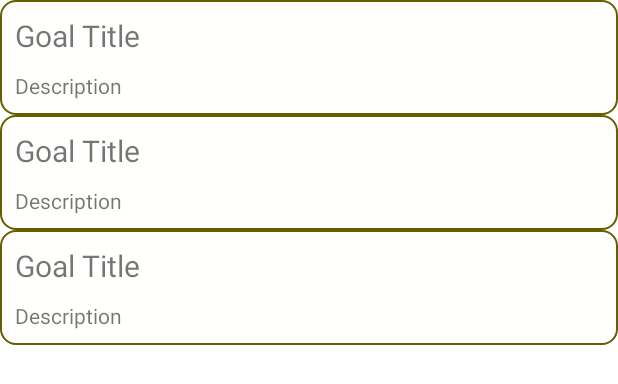
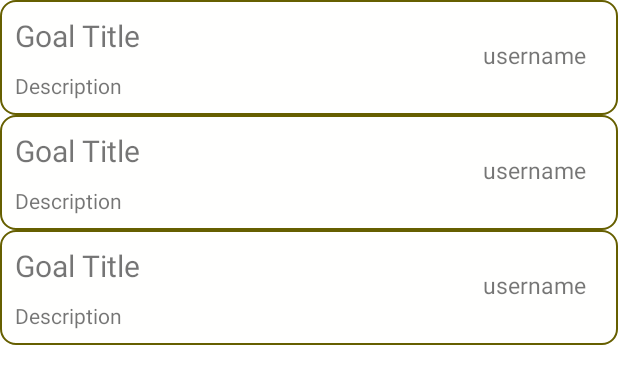
Before and after one commit to bounswe/2021SpringGroup12, an Android app: the layout fragment_home4_marketplace.xml on its own in the app's theme, with its tools: preview values and no code run, on a phone screen of 412 x 824 dp. Shown: the top 384 px of the screen. Run offline under Robolectric (Android 15) with nearby library versions, the phone set to English and light mode, and no system bars; network calls fail.

Commit message:
owners of published goals added

```diff
--- a/application/android/app/src/main/java/com/group12/beabee/models/responses/GoalDetail.java
+++ b/application/android/app/src/main/java/com/group12/beabee/models/responses/GoalDetail.java
@@ -18,4 +18,5 @@ public class GoalDetail implements Serializable {
     public String deadline;
     public List<EntityShort> entities;
     public List<SubgoalShort> subgoals;
+    public String username;
 }
--- a/application/android/app/src/main/java/com/group12/beabee/models/responses/GoalShort.java
+++ b/application/android/app/src/main/java/com/group12/beabee/models/responses/GoalShort.java
@@ -7,4 +7,5 @@ public class GoalShort implements Serializable {
     public String title;
     public String description;
     public String deadLine;
+    public String username;
 }
--- a/application/android/app/src/main/java/com/group12/beabee/views/goals/Home4Fragment.java
+++ b/application/android/app/src/main/java/com/group12/beabee/views/goals/Home4Fragment.java
@@ -29,12 +29,12 @@ public class Home4Fragment extends BaseInnerFragment implements IOnGoalClickedLi
 
     @BindView(R.id.rv_goals)
     RecyclerView rvGoals;
-    private GoalsAdapter goalsAdapter;
+    private GoalsPrototypeAdapter goalsAdapter;
 
     @Override
     public void onViewCreated(@NonNull View view, @Nullable Bundle savedInstanceState) {
         super.onViewCreated(view, savedInstanceState);
-        goalsAdapter = new GoalsAdapter();
+        goalsAdapter = new GoalsPrototypeAdapter();
         rvGoals.setAdapter(goalsAdapter);
         goalsAdapter.setItemClickListener(this);
 
@@ -67,6 +67,7 @@ public class Home4Fragment extends BaseInnerFragment implements IOnGoalClickedLi
             goal.id=goals.get(i).id;
             goal.description=goals.get(i).description;
             goal.title=goals.get(i).title;
+            goal.username=goals.get(i).username;
             newGoals.add(goal);
         }
         return newGoals;
--- a/application/android/app/src/main/res/layout/fragment_home4_marketplace.xml
+++ b/application/android/app/src/main/res/layout/fragment_home4_marketplace.xml
@@ -11,6 +11,6 @@
         android:layout_height="match_parent"
         app:layoutManager="androidx.recyclerview.widget.LinearLayoutManager"
         android:orientation="vertical"
-        tools:listitem="@layout/item_goal_list"/>
+        tools:listitem="@layout/item_goal_list_marketplace"/>
 
 </androidx.constraintlayout.widget.ConstraintLayout>
--- /dev/null
+++ b/application/android/app/src/main/res/layout/item_goal_list_marketplace.xml
@@ -0,0 +1,38 @@
+<?xml version="1.0" encoding="utf-8"?>
+<androidx.constraintlayout.widget.ConstraintLayout xmlns:android="http://schemas.android.com/apk/res/android"
+    android:id="@+id/item_parent"
+    android:layout_width="match_parent"
+    android:layout_height="wrap_content"
+    xmlns:app="http://schemas.android.com/apk/res-auto"
+    android:padding="10dp"
+    android:background="@drawable/bg_rounded_yellow_dark_outline">
+
+    <TextView
+        android:id="@+id/tv_goal_title"
+        android:layout_width="match_parent"
+        android:layout_height="wrap_content"
+        android:text="Goal Title"
+        android:textSize="20sp"
+        app:layout_constraintVertical_chainStyle="packed"
+        app:layout_constraintTop_toTopOf="parent"
+        app:layout_constraintBottom_toTopOf="@id/tv_description"/>
+    <TextView
+        android:id="@+id/tv_username"
+        android:layout_height="wrap_content"
+        android:text="username"
+        android:textSize="15sp"
+        app:layout_constraintLeft_toRightOf="@+id/tv_goal_title"
+        app:layout_constraintEnd_toEndOf="parent"
+        app:layout_constraintBottom_toTopOf="@id/tv_description"
+        android:layout_width="80sp"/>
+
+    <TextView
+        android:id="@+id/tv_description"
+        android:layout_width="match_parent"
+        android:layout_height="wrap_content"
+        android:text="Description"
+        android:layout_marginTop="10dp"
+        app:layout_constraintTop_toBottomOf="@id/tv_goal_title"
+        app:layout_constraintBottom_toBottomOf="parent"/>
+
+</androidx.constraintlayout.widget.ConstraintLayout>
```
Also changed, not shown: application/android/app/src/main/java/com/group12/beabee/views/goals/GoalsPrototypeAdapter.java (added, +74 -0 lines).
